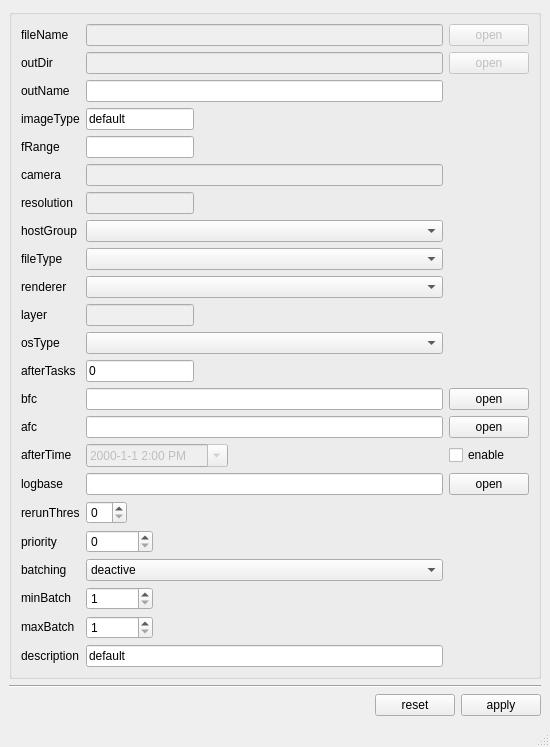
This is rbhusUI/lib/rbhusEditMod.ui in aumanimationstudios/rbhus as Qt 5 draws it before an edit. The edited form follows.
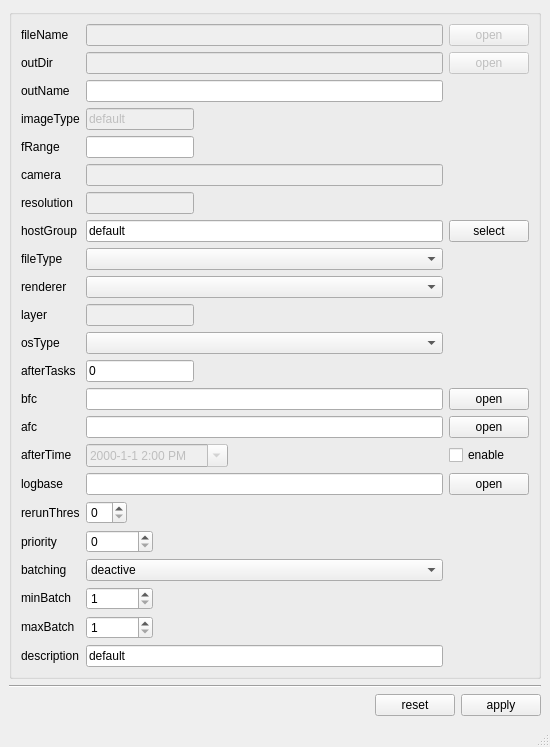
This is the edited form.

The edit to the form file:
```diff
--- a/rbhusUI/lib/rbhusEditMod.ui
+++ b/rbhusUI/lib/rbhusEditMod.ui
@@ -622,16 +622,6 @@
          </property>
         </widget>
        </item>
-       <item row="9" column="1">
-        <widget class="QComboBox" name="comboHostGroup">
-         <property name="sizePolicy">
-          <sizepolicy hsizetype="MinimumExpanding" vsizetype="Fixed">
-           <horstretch>0</horstretch>
-           <verstretch>0</verstretch>
-          </sizepolicy>
-         </property>
-        </widget>
-       </item>
        <item row="10" column="1">
         <widget class="QComboBox" name="comboType">
          <property name="enabled">
@@ -710,7 +700,7 @@
        <item row="3" column="1">
         <widget class="QLineEdit" name="lineEditImageType">
          <property name="enabled">
-          <bool>true</bool>
+          <bool>false</bool>
          </property>
          <property name="sizePolicy">
           <sizepolicy hsizetype="Maximum" vsizetype="Fixed">
@@ -729,6 +719,38 @@
          </property>
         </widget>
        </item>
+       <item row="9" column="1">
+        <widget class="QLineEdit" name="lineEditHostGroups">
+         <property name="sizePolicy">
+          <sizepolicy hsizetype="MinimumExpanding" vsizetype="Fixed">
+           <horstretch>0</horstretch>
+           <verstretch>0</verstretch>
+          </sizepolicy>
+         </property>
+         <property name="toolTip">
+          <string>comma seperated list of cameras to render</string>
+         </property>
+         <property name="text">
+          <string>default</string>
+         </property>
+         <property name="readOnly">
+          <bool>true</bool>
+         </property>
+        </widget>
+       </item>
+       <item row="9" column="2">
+        <widget class="QPushButton" name="pushSelectHostGroups">
+         <property name="sizePolicy">
+          <sizepolicy hsizetype="Maximum" vsizetype="Fixed">
+           <horstretch>0</horstretch>
+           <verstretch>0</verstretch>
+          </sizepolicy>
+         </property>
+         <property name="text">
+          <string>select</string>
+         </property>
+        </widget>
+       </item>
       </layout>
      </widget>
     </item>
```
